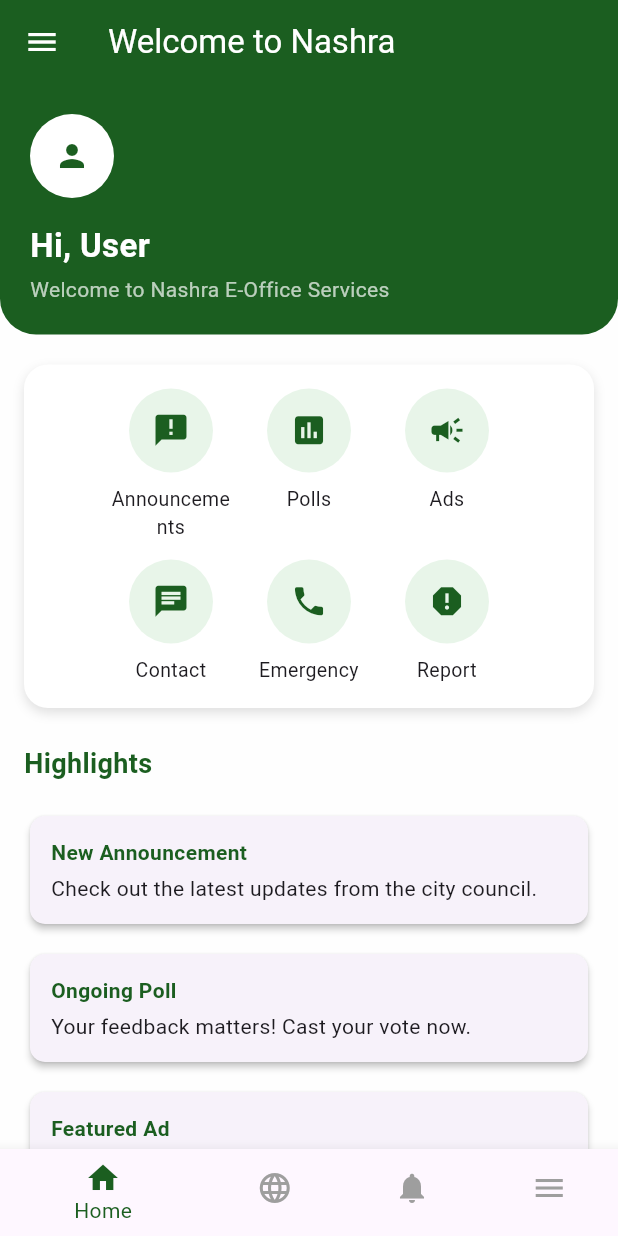
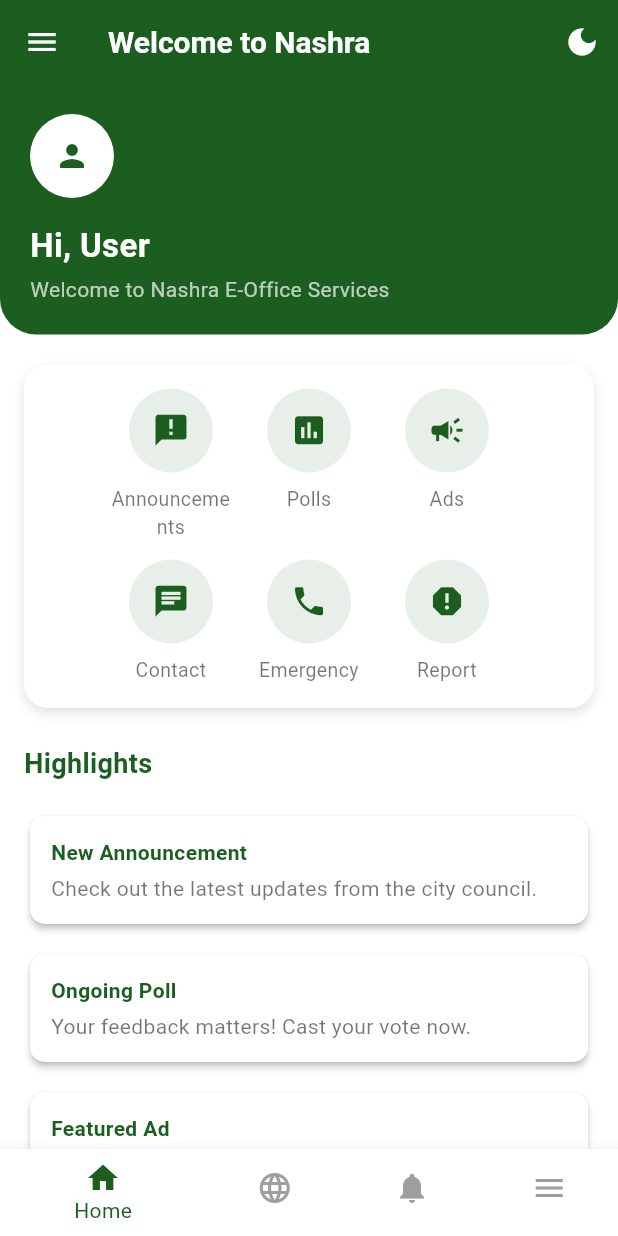
Before and after one commit to farahh212/Nashra-App, a Flutter app: the HomeScreen screen opened by its route, on a phone screen of 412 x 824 dp. Run offline on Flutter 3.47's test engine with Material 3 defaults, Android fonts, the phone set to English and light mode, and no system bars; our stand-ins replace cloud_firestore, file_picker, firebase_auth, firebase_core, firebase_database, firebase_messaging and 9 more; missing offline and left inert: firebase_app_check, syncfusion_flutter_pdfviewer; accounts and stored records are empty; generated files the repository leaves out were written again; network calls fail.

Commit message:
save changes

```diff
--- a/lib/screens/analytics_screen.dart
+++ b/lib/screens/analytics_screen.dart
@@ -226,7 +226,7 @@ class _AnalyticsScreenState extends State<AnalyticsScreen> {
                   child: PieChart(
                     PieChartData(
                       sections: sections,
-                      centerSpaceRadius: 30,
+                      centerSpaceRadius: 20,
                       sectionsSpace: 2,
                       startDegreeOffset: -90,
                     ),
@@ -291,7 +291,7 @@ class _AnalyticsScreenState extends State<AnalyticsScreen> {
         color: colors[index % colors.length],
         value: percentage,
         title: '${percentage.toStringAsFixed(1)}%',
-        radius: 80,
+        radius: 50,
         titleStyle: const TextStyle(
           fontSize: 11,
           fontWeight: FontWeight.bold,
--- a/lib/screens/home.dart
+++ b/lib/screens/home.dart
@@ -11,28 +11,37 @@ class HomeScreen extends StatelessWidget {
   @override
   Widget build(BuildContext context) {
     final authProvider = Provider.of<my_auth.AuthProvider>(context);
+    final themeProvider = Provider.of<ThemeProvider>(context);
     final isAdmin = authProvider.isAdmin;
-
-    final green = const Color(0xFF1B5E20);
+    final theme = Theme.of(context);
 
     return Scaffold(
-      backgroundColor: const Color.fromARGB(255, 254, 254, 254),
+      backgroundColor: theme.scaffoldBackgroundColor,
       drawer: isAdmin ? const GovSidebar() : const CitizenSidebar(),
       appBar: AppBar(
-        backgroundColor: green,
+        backgroundColor: theme.appBarTheme.backgroundColor,
         elevation: 0,
         title: const Text(
           'Welcome to Nashra',
           style: TextStyle(color: Colors.white),
         ),
-        iconTheme: const IconThemeData(color: Colors.white),
+        iconTheme: theme.appBarTheme.iconTheme,
+        actions: [
+          IconButton(
+            icon: Icon(
+              themeProvider.isDarkMode ? Icons.light_mode : Icons.dark_mode,
+              color: theme.appBarTheme.iconTheme?.color,
+            ),
+            onPressed: () => themeProvider.toggleTheme(),
+          ),
+        ],
       ),
       body: ListView(
         children: [
           // Header
           Container(
             decoration: BoxDecoration(
-              color: green,
+              color: theme.appBarTheme.backgroundColor,
               borderRadius: const BorderRadius.only(
                 bottomLeft: Radius.circular(24),
                 bottomRight: Radius.circular(24),
@@ -42,22 +51,28 @@ class HomeScreen extends StatelessWidget {
             child: Column(
               crossAxisAlignment: CrossAxisAlignment.start,
               children: [
-                const CircleAvatar(
+                CircleAvatar(
                   radius: 28,
-                  backgroundColor: Colors.white,
-                  child: Icon(Icons.person, color: Color(0xFF1B5E20)),
+                  backgroundColor: theme.colorScheme.onPrimary,
+                  child: Icon(Icons.person, color: theme.colorScheme.primary),
                 ),
                 const SizedBox(height: 16),
                 Text(
                   isAdmin ? 'Hi, Admin' : 'Hi, User',
-                  style: const TextStyle(color: Colors.white, fontSize: 22, fontWeight: FontWeight.bold),
+                  style: TextStyle(
+                    color: theme.colorScheme.onPrimary,
+                    fontSize: 22,
+                    fontWeight: FontWeight.bold,
+                  ),
                 ),
                 const SizedBox(height: 4),
                 Text(
                   isAdmin
                       ? 'Welcome to Nashra Government Services'
                       : 'Welcome to Nashra E-Office Services',
-                  style: const TextStyle(color: Colors.white70),
+                  style: TextStyle(
+                    color: theme.colorScheme.onPrimary.withOpacity(0.7),
+                  ),
                 ),
               ],
             ),
@@ -65,19 +80,19 @@ class HomeScreen extends StatelessWidget {
 
           const SizedBox(height: 20),
 
-          // Feature Cards (Wrap version to prevent overflow)
+          // Feature Cards
           Padding(
             padding: const EdgeInsets.symmetric(horizontal: 16),
             child: Container(
               padding: const EdgeInsets.all(16),
               decoration: BoxDecoration(
-                color: Colors.white,
+                color: theme.cardTheme.color,
                 borderRadius: BorderRadius.circular(16),
                 boxShadow: [
                   BoxShadow(
                     color: Colors.black12,
                     blurRadius: 6,
-                    offset: Offset(0, 3),
+                    offset: const Offset(0, 3),
                   ),
                 ],
               ),
@@ -97,7 +112,11 @@ class HomeScreen extends StatelessWidget {
             padding: const EdgeInsets.symmetric(horizontal: 16),
             child: Text(
               'Highlights',
-              style: TextStyle(fontSize: 18, fontWeight: FontWeight.bold, color: green),
+              style: TextStyle(
+                fontSize: 18,
+                fontWeight: FontWeight.bold,
+                color: theme.colorScheme.primary,
+              ),
             ),
           ),
           const SizedBox(height: 12),
@@ -105,8 +124,9 @@ class HomeScreen extends StatelessWidget {
         ],
       ),
       bottomNavigationBar: BottomNavigationBar(
-        selectedItemColor: green,
-        unselectedItemColor: Colors.grey,
+        selectedItemColor: theme.colorScheme.primary,
+        unselectedItemColor: theme.bottomNavigationBarTheme.unselectedItemColor,
+        backgroundColor: theme.bottomNavigationBarTheme.backgroundColor,
         items: const [
           BottomNavigationBarItem(icon: Icon(Icons.home), label: 'Home'),
           BottomNavigationBarItem(icon: Icon(Icons.language), label: 'Language'),
@@ -144,11 +164,12 @@ class HomeScreen extends StatelessWidget {
       : [
           _buildHighlightCard(title: 'New Announcement', subtitle: 'Check out the latest updates from the city council.', onTap: () => Navigator.pushNamed(context, '/announcements')),
           _buildHighlightCard(title: 'Ongoing Poll', subtitle: 'Your feedback matters! Cast your vote now.', onTap: () => Navigator.pushNamed(context, '/polls')),
-          _buildHighlightCard(title: 'Featured Ad', subtitle: 'Don’t miss our latest government announcements.', onTap: () => Navigator.pushNamed(context, '/advertisement')),
+          _buildHighlightCard(title: 'Featured Ad', subtitle: "Don't miss our latest government announcements.", onTap: () => Navigator.pushNamed(context, '/advertisement')),
           _buildHighlightCard(title: 'Emergency Info', subtitle: 'Access contacts and services for urgent help.', onTap: () => Navigator.pushNamed(context, '/emergency')),
         ];
 
   Widget _buildFeatureTile(BuildContext context, IconData icon, String label, String route) {
+    final theme = Theme.of(context);
     return GestureDetector(
       onTap: () => Navigator.pushNamed(context, route),
       child: SizedBox(
@@ -158,14 +179,17 @@ class HomeScreen extends StatelessWidget {
           children: [
             CircleAvatar(
               radius: 28,
-              backgroundColor: const Color(0xFFE8F5E9),
-              child: Icon(icon, size: 25, color: const Color(0xFF1B5E20)),
+              backgroundColor: theme.colorScheme.primary.withOpacity(0.1),
+              child: Icon(icon, size: 25, color: theme.colorScheme.primary),
             ),
             const SizedBox(height: 8),
             Text(
               label,
               textAlign: TextAlign.center,
-              style: const TextStyle(fontSize: 13),
+              style: TextStyle(
+                fontSize: 13,
+                color: theme.textTheme.bodyMedium?.color,
+              ),
             ),
           ],
         ),
@@ -174,11 +198,15 @@ class HomeScreen extends StatelessWidget {
   }
 
   Widget _buildHighlightCard({required String title, required String subtitle, VoidCallback? onTap}) {
+    return Builder(
+      builder: (context) {
+        final theme = Theme.of(context);
         return Padding(
           padding: const EdgeInsets.symmetric(horizontal: 16.0, vertical: 6),
           child: GestureDetector(
             onTap: onTap,
             child: Card(
+              color: theme.cardTheme.color,
               shape: RoundedRectangleBorder(borderRadius: BorderRadius.circular(10)),
               elevation: 2,
               child: Padding(
@@ -186,14 +214,27 @@ class HomeScreen extends StatelessWidget {
                 child: Column(
                   crossAxisAlignment: CrossAxisAlignment.start,
                   children: [
-                Text(title, style: const TextStyle(fontWeight: FontWeight.bold, color: Color(0xFF1B5E20))),
+                    Text(
+                      title,
+                      style: TextStyle(
+                        fontWeight: FontWeight.bold,
+                        color: theme.colorScheme.primary,
+                      ),
+                    ),
                     const SizedBox(height: 4),
-                Text(subtitle),
+                    Text(
+                      subtitle,
+                      style: TextStyle(
+                        color: theme.textTheme.bodyMedium?.color,
+                      ),
+                    ),
                   ],
                 ),
               ),
             ),
           ),
         );
+      },
+    );
   }
 }
--- a/lib/utils/theme.dart
+++ b/lib/utils/theme.dart
@@ -24,23 +24,57 @@ class AppTheme {
   static const Color surfaceColor = Color(0xFFFFFFFF);
   static const Color dividerColor = Color(0xFFBDBDBD);
 
+  static const Color deepCharcoal = Color(0xFF121212);
+  static const Color darkSlate = Color(0xFF1E1E1E);
+  static const Color electricPurple = Color(0xFF7F5AF0);
+  static const Color softCyanBlue = Color(0xFF2CB67D);
+  static const Color lightGray = Color(0xFFE0E0E0);
+  static const Color mediumGray = Color(0xFFA0A0A0);
+  static const Color vividRed = Color(0xFFEF4565);
+  static const Color appBarDark = Color(0xFF1A1A1A);
+  static const Color iconColor = Color(0xFFF4F4F4);
+
   // Light Theme
   static ThemeData lightTheme = ThemeData(
     useMaterial3: true,
     brightness: Brightness.light,
-    primaryColor: primaryColor,
+    primaryColor: const Color(0xFF1B5E20),
     colorScheme: ColorScheme.light(
-      primary: primaryColor,
-      secondary: secondaryColor,
-      error: errorColor,
-      background: backgroundColor,
-      surface: surfaceColor,
+      primary: const Color(0xFF1B5E20),
+      secondary: const Color(0xFF2CB67D),
+      error: vividRed,
+      background: Colors.white,
+      surface: Colors.white,
+      onPrimary: Colors.white,
+      onSecondary: Colors.white,
+      onBackground: Colors.black87,
+      onSurface: Colors.black87,
+      onError: Colors.white,
     ),
-    scaffoldBackgroundColor: backgroundColor,
-    appBarTheme: AppBarTheme(
-      backgroundColor: primaryColor,
-      foregroundColor: Colors.white,
+    scaffoldBackgroundColor: Colors.white,
+    appBarTheme: const AppBarTheme(
+      backgroundColor: Color(0xFF1B5E20),
       elevation: 0,
+      iconTheme: IconThemeData(color: Colors.white),
+      titleTextStyle: TextStyle(
+        color: Colors.white,
+        fontSize: 20,
+        fontWeight: FontWeight.bold,
+      ),
+    ),
+    textTheme: const TextTheme(
+      bodyLarge: TextStyle(color: Colors.black87),
+      bodyMedium: TextStyle(color: Colors.black54),
+      titleLarge: TextStyle(color: Colors.black87),
+      titleMedium: TextStyle(color: Colors.black87),
+    ),
+    iconTheme: const IconThemeData(
+      color: Color(0xFF1B5E20),
+    ),
+    bottomNavigationBarTheme: const BottomNavigationBarThemeData(
+      backgroundColor: Colors.white,
+      selectedItemColor: Color(0xFF1B5E20),
+      unselectedItemColor: Colors.grey,
     ),
     elevatedButtonTheme: ElevatedButtonThemeData(
       style: ElevatedButton.styleFrom(
@@ -80,10 +114,10 @@ class AppTheme {
       contentPadding: EdgeInsets.symmetric(horizontal: 16, vertical: 12),
     ),
     cardTheme: CardTheme(
-      color: surfaceColor,
+      color: Colors.white,
       elevation: 2,
       shape: RoundedRectangleBorder(
-        borderRadius: BorderRadius.circular(8),
+        borderRadius: BorderRadius.circular(12),
       ),
     ),
   );
@@ -92,19 +126,43 @@ class AppTheme {
   static ThemeData darkTheme = ThemeData(
     useMaterial3: true,
     brightness: Brightness.dark,
-    primaryColor: primaryColor,
-    colorScheme: ColorScheme.dark(
-      primary: primaryColor,
-      secondary: secondaryColor,
-      error: errorColor,
-      background: Color(0xFF121212),
-      surface: Color(0xFF1E1E1E),
+    scaffoldBackgroundColor: deepCharcoal,
+    primaryColor: electricPurple,
+    colorScheme: const ColorScheme.dark(
+      primary: electricPurple,
+      secondary: softCyanBlue,
+      error: vividRed,
+      background: deepCharcoal,
+      surface: darkSlate,
+      onPrimary: lightGray,
+      onSecondary: lightGray,
+      onBackground: lightGray,
+      onSurface: lightGray,
+      onError: lightGray,
     ),
-    scaffoldBackgroundColor: Color(0xFF121212),
-    appBarTheme: AppBarTheme(
-      backgroundColor: Color(0xFF1E1E1E),
-      foregroundColor: Colors.white,
+    appBarTheme: const AppBarTheme(
+      backgroundColor: appBarDark,
       elevation: 0,
+      iconTheme: IconThemeData(color: iconColor),
+      titleTextStyle: TextStyle(
+        color: lightGray,
+        fontSize: 20,
+        fontWeight: FontWeight.bold,
+      ),
+    ),
+    textTheme: const TextTheme(
+      bodyLarge: TextStyle(color: lightGray),
+      bodyMedium: TextStyle(color: mediumGray),
+      titleLarge: TextStyle(color: lightGray),
+      titleMedium: TextStyle(color: lightGray),
+    ),
+    iconTheme: const IconThemeData(
+      color: iconColor,
+    ),
+    bottomNavigationBarTheme: const BottomNavigationBarThemeData(
+      backgroundColor: darkSlate,
+      selectedItemColor: electricPurple,
+      unselectedItemColor: mediumGray,
     ),
     elevatedButtonTheme: ElevatedButtonThemeData(
       style: ElevatedButton.styleFrom(
@@ -144,11 +202,24 @@ class AppTheme {
       contentPadding: EdgeInsets.symmetric(horizontal: 16, vertical: 12),
     ),
     cardTheme: CardTheme(
-      color: Color(0xFF1E1E1E),
+      color: darkSlate,
       elevation: 2,
       shape: RoundedRectangleBorder(
-        borderRadius: BorderRadius.circular(8),
+        borderRadius: BorderRadius.circular(12),
       ),
     ),
   );
 }
+
+class ThemeProvider extends ChangeNotifier {
+  bool _isDarkMode = false;
+
+  bool get isDarkMode => _isDarkMode;
+
+  ThemeData get currentTheme => _isDarkMode ? AppTheme.darkTheme : AppTheme.lightTheme;
+
+  void toggleTheme() {
+    _isDarkMode = !_isDarkMode;
+    notifyListeners();
+  }
+}
```
Also changed, not shown: lib/main.dart (+22 -31 lines), 125 other files. Lines whose indentation alone changed are shown as unchanged.
